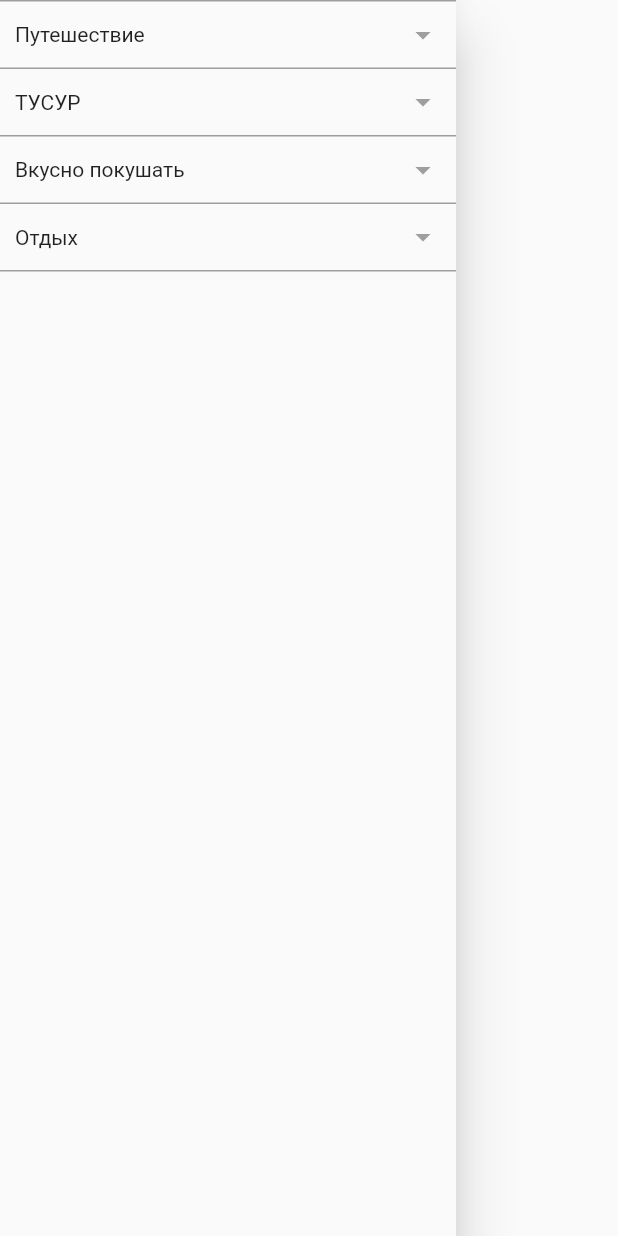
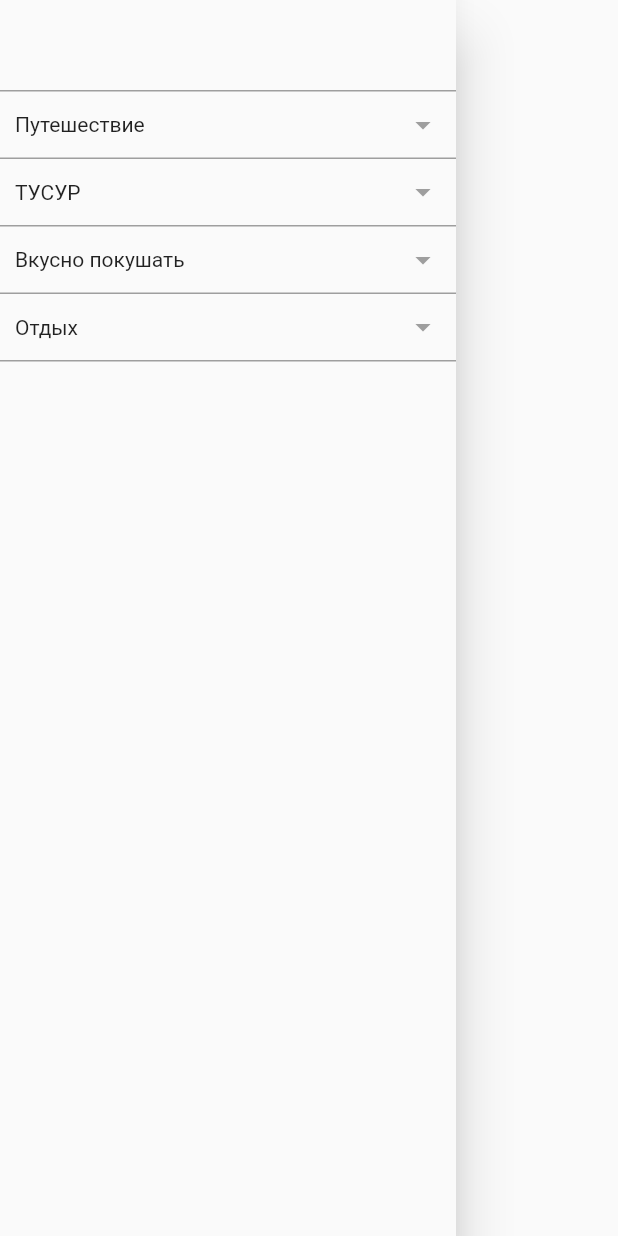
Before and after one commit to stepanEticon/bro_app, a Flutter app: the DrawerWidget widget shown alone on an empty page, opened directly, on a phone screen of 412 x 824 dp. Run offline on Flutter 3.47's test engine with Material 2 defaults, Android fonts, the phone set to English and light mode, and no system bars; drawn by our look-alikes of expandable; our stand-ins replace csv, get_storage, google_maps_flutter; accounts and stored records are empty.

Commit message:
Финальная версия

```diff
--- a/lib/drawer_widget.dart
+++ b/lib/drawer_widget.dart
@@ -62,6 +62,9 @@ class _DrawerWidgetState extends State<DrawerWidget> {
       child: SingleChildScrollView(
         child: Column(
           children: [
+            SizedBox(
+              height: 60,
+            ),
             Column(
               mainAxisAlignment: MainAxisAlignment.start,
               children: List.generate(categories.length, (index) =>
--- a/lib/main.dart
+++ b/lib/main.dart
@@ -98,7 +98,7 @@ class _AppState extends State<App> {
           markerId: MarkerId(
             Random().nextInt(10000000).toString(),
           ),
-          position: LatLng(element.lat ?? 0, element.lon ?? 0)
+          position: LatLng(element.lat ?? 0, element.lon ?? 0),
         ),
       );
     });
```
